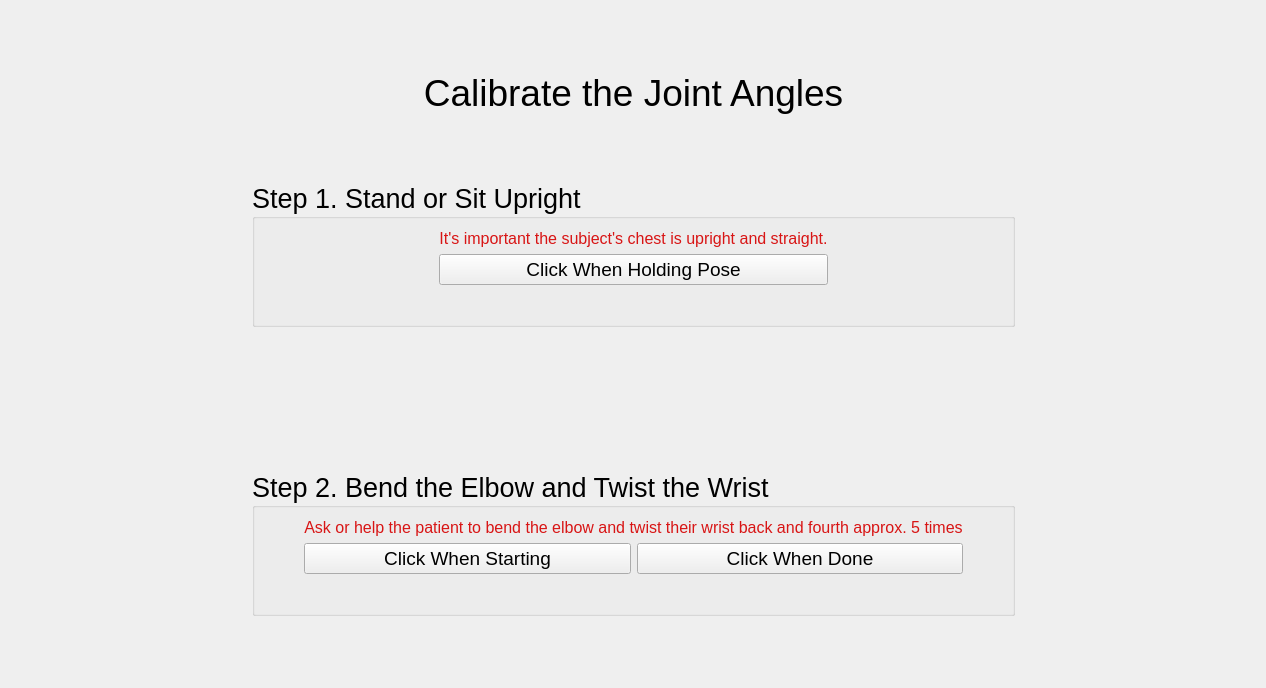
mmcinnes123/Delsys_GUI_For_Physios, file LiveDataView/calibration_widget.ui: the form before one commit.
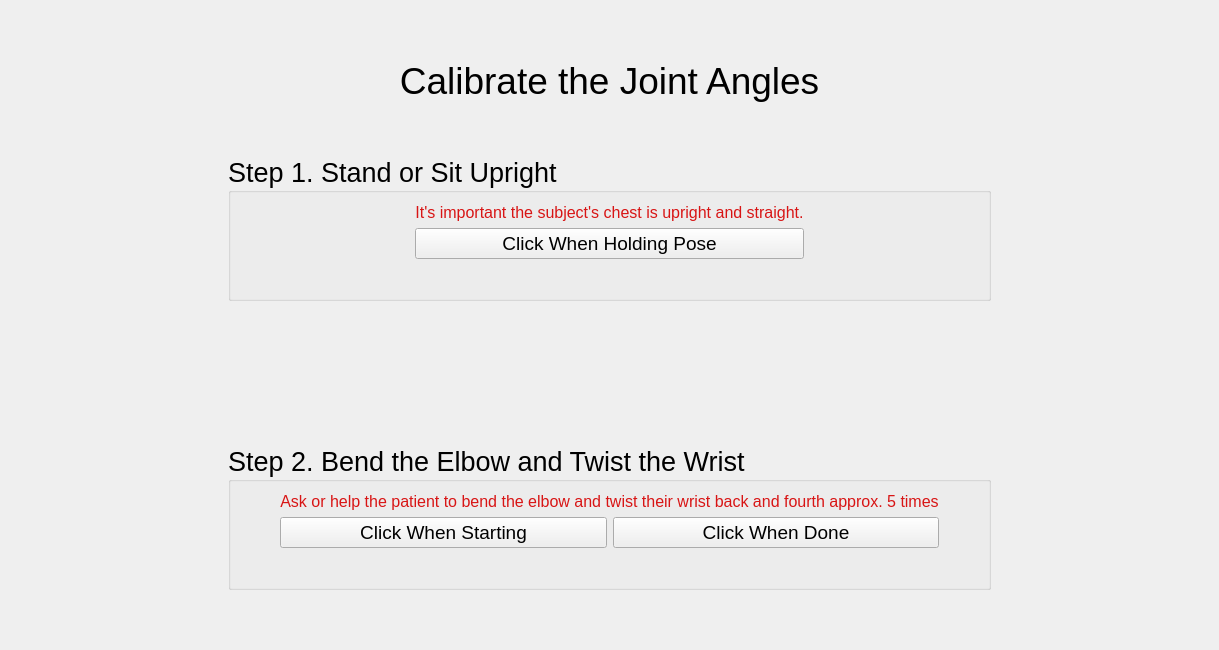
The form after the commit.

Commit message: Improved window sizes.

Diff of the .ui file:
```diff
--- a/LiveDataView/calibration_widget.ui
+++ b/LiveDataView/calibration_widget.ui
@@ -6,8 +6,8 @@
    <rect>
     <x>0</x>
     <y>0</y>
-    <width>1266</width>
-    <height>688</height>
+    <width>1219</width>
+    <height>650</height>
    </rect>
   </property>
   <property name="windowTitle">
```
The commit also changes 4 other files.
